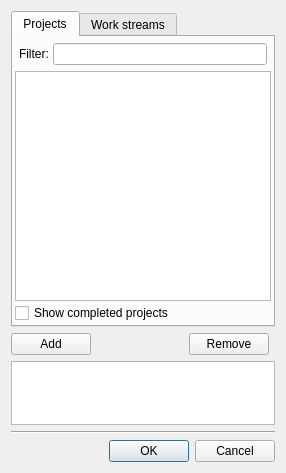
Before: the Qt Designer form Src.QT/tt3-gui/SelectWorkloadsDialog.ui in akapustiatyahoocouk/TimeTracker3, drawn with Qt 5.
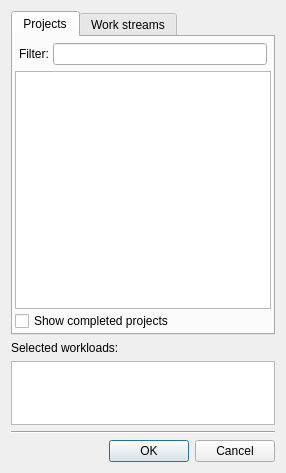
After: the same form once the commit is applied. Icons and pictures are not drawn.

The edit to the form file:
```diff
--- a/Src.QT/tt3-gui/SelectWorkloadsDialog.ui
+++ b/Src.QT/tt3-gui/SelectWorkloadsDialog.ui
@@ -21,14 +21,7 @@
    <bool>true</bool>
   </property>
   <layout class="QGridLayout" name="gridLayout_3">
-   <item row="3" column="0" colspan="4">
-    <widget class="Line" name="line">
-     <property name="orientation">
-      <enum>Qt::Orientation::Horizontal</enum>
-     </property>
-    </widget>
-   </item>
-   <item row="0" column="0" colspan="4">
+   <item row="0" column="0" colspan="3">
     <widget class="QTabWidget" name="workloadsTabWidget">
      <property name="currentIndex">
       <number>0</number>
@@ -186,18 +179,7 @@
      </widget>
     </widget>
    </item>
-   <item row="1" column="2">
-    <widget class="QPushButton" name="removePushButton">
-     <property name="text">
-      <string>Remove</string>
-     </property>
-     <property name="icon">
-      <iconset resource="tt3-gui.qrc">
-       <normaloff>:/tt3-gui/Resources/Images/Actions/RemoveSmall.png</normaloff>:/tt3-gui/Resources/Images/Actions/RemoveSmall.png</iconset>
-     </property>
-    </widget>
-   </item>
-   <item row="4" column="0" colspan="4">
+   <item row="4" column="0" colspan="3">
     <widget class="QDialogButtonBox" name="buttonBox">
      <property name="orientation">
       <enum>Qt::Orientation::Horizontal</enum>
@@ -207,7 +189,7 @@
      </property>
     </widget>
    </item>
-   <item row="2" column="0" colspan="4">
+   <item row="2" column="0" colspan="3">
     <widget class="QListWidget" name="workloadsListWidget">
      <property name="sizePolicy">
       <sizepolicy hsizetype="Expanding" vsizetype="Expanding">
@@ -229,29 +211,19 @@
      </property>
     </widget>
    </item>
-   <item row="1" column="0">
-    <widget class="QPushButton" name="addPushButton">
-     <property name="text">
-      <string>Add</string>
-     </property>
-     <property name="icon">
-      <iconset resource="tt3-gui.qrc">
-       <normaloff>:/tt3-gui/Resources/Images/Actions/AddSmall.png</normaloff>:/tt3-gui/Resources/Images/Actions/AddSmall.png</iconset>
-     </property>
-    </widget>
-   </item>
-   <item row="1" column="1">
-    <spacer name="horizontalSpacer_2">
+   <item row="3" column="0" colspan="3">
+    <widget class="Line" name="line">
      <property name="orientation">
       <enum>Qt::Orientation::Horizontal</enum>
      </property>
-     <property name="sizeHint" stdset="0">
-      <size>
-       <width>40</width>
-       <height>20</height>
-      </size>
+    </widget>
+   </item>
+   <item row="1" column="0" colspan="3">
+    <widget class="QLabel" name="selectedWorkloadsLabel">
+     <property name="text">
+      <string>Selected workloads:</string>
      </property>
-    </spacer>
+    </widget>
    </item>
   </layout>
  </widget>
```
Left out of the diff: 19 changed lines with no effect on the pictures.
